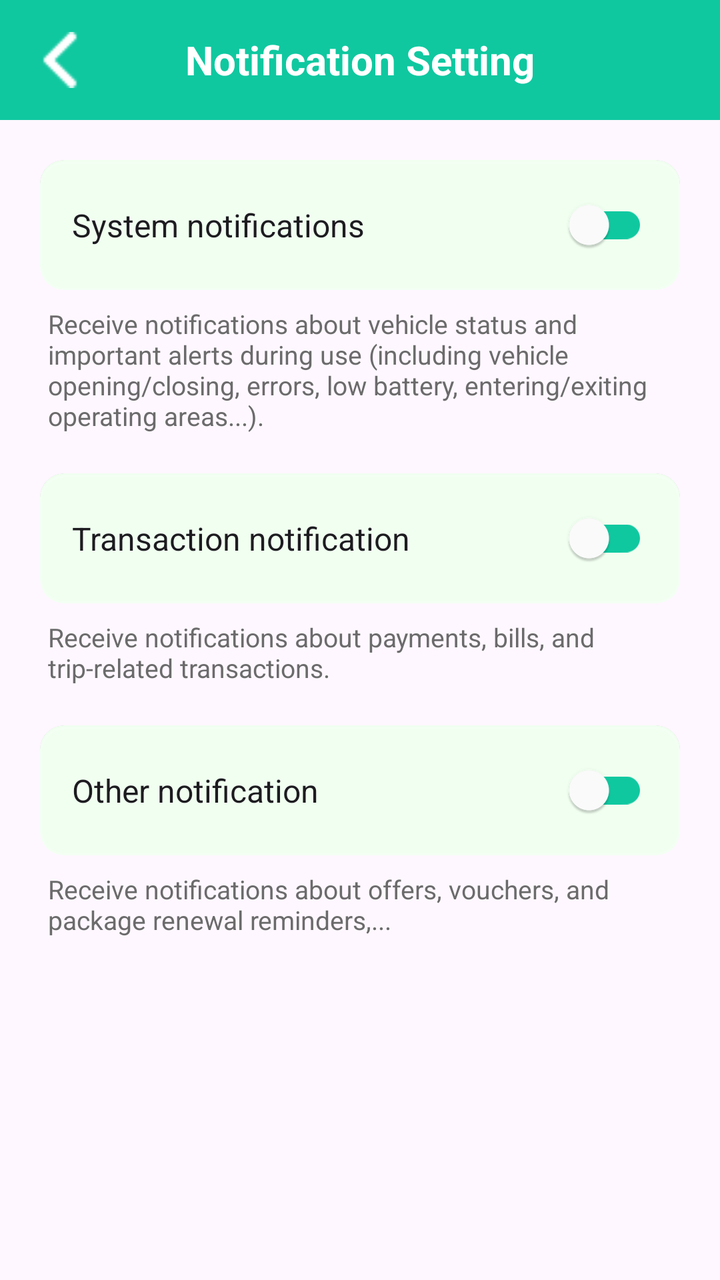
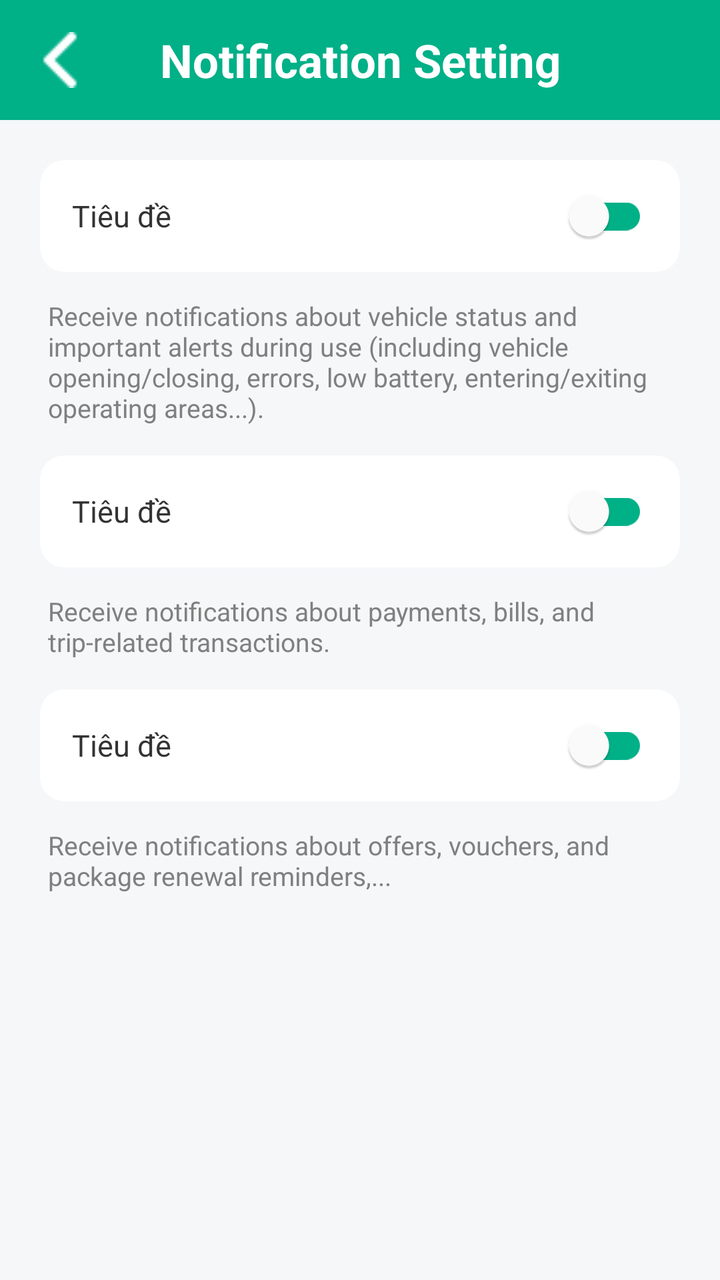

Screens rendered from an Android XML layout before and after an edit, with the pre-edit source and the edit as a unified diff.
<!-- AndroidManifest.xml: application theme Theme.Qride -->
<!-- res/layout/activity_notification_settings.xml -->
<?xml version="1.0" encoding="utf-8"?>
<LinearLayout xmlns:android="http://schemas.android.com/apk/res/android"
    xmlns:app="http://schemas.android.com/apk/res-auto"
    android:layout_width="match_parent"
    android:layout_height="match_parent"
    android:background="?android:attr/colorBackground"
    android:orientation="vertical">

    <LinearLayout
        android:layout_width="match_parent"
        android:layout_height="60dp"
        android:background="@color/xanhNgoc"
        android:gravity="center_vertical"
        android:paddingHorizontal="16dp">
        <ImageView
            android:id="@+id/btnBack"
            android:layout_width="28dp"
            android:layout_height="28dp"
            android:src="@drawable/ic_arrow_back"
            app:tint="@color/white" />
        <TextView
            android:layout_width="0dp"
            android:layout_height="wrap_content"
            android:layout_weight="1"
            android:gravity="center"
            android:text="@string/tit_cat_dat_thong_bao"
            android:textColor="@color/white"
            android:textSize="20sp"
            android:textStyle="bold" />
        <View android:layout_width="28dp" android:layout_height="28dp" />
    </LinearLayout>

    <ScrollView
        android:layout_width="match_parent"
        android:layout_height="match_parent">

        <LinearLayout
            android:layout_width="match_parent"
            android:layout_height="wrap_content"
            android:orientation="vertical"
            android:padding="20dp">

            <androidx.cardview.widget.CardView
                android:layout_width="match_parent"
                android:layout_height="65dp"
                app:cardCornerRadius="12dp"
                app:cardElevation="0dp">
                <LinearLayout
                    android:layout_width="match_parent"
                    android:layout_height="match_parent"
                    android:background="@drawable/btn_outline_green"
                    android:gravity="center_vertical"
                    android:paddingHorizontal="16dp">
                    <TextView
                        android:layout_width="0dp"
                        android:layout_height="wrap_content"
                        android:layout_weight="1"
                        android:text="@string/systemNotifi"
                        android:textColor="?android:attr/textColorPrimary"
                        android:textSize="16sp" />
                    <androidx.appcompat.widget.SwitchCompat
                        android:id="@+id/swSystem"
                        android:layout_width="wrap_content"
                        android:layout_height="wrap_content"
                        app:thumbTint="@color/white"
                        app:trackTint="@color/xanhNgoc" />
                </LinearLayout>
            </androidx.cardview.widget.CardView>
            <TextView
                android:layout_width="match_parent"
                android:layout_height="wrap_content"
                android:layout_marginTop="8dp"
                android:layout_marginBottom="20dp"
                android:paddingHorizontal="4dp"
                android:text="@string/content_notifi1"
                android:textColor="@color/text_gray"
                android:textSize="13sp" />

            <androidx.cardview.widget.CardView
                android:layout_width="match_parent"
                android:layout_height="65dp"
                app:cardCornerRadius="12dp"
                app:cardElevation="0dp">
                <LinearLayout
                    android:layout_width="match_parent"
                    android:layout_height="match_parent"
                    android:background="@drawable/btn_outline_green"
                    android:gravity="center_vertical"
                    android:paddingHorizontal="16dp">
                    <TextView
                        android:layout_width="0dp"
                        android:layout_height="wrap_content"
                        android:layout_weight="1"
                        android:text="@string/trans_notifi"
                        android:textColor="?android:attr/textColorPrimary"
                        android:textSize="16sp" />
                    <androidx.appcompat.widget.SwitchCompat
                        android:id="@+id/swTransaction"
                        android:layout_width="wrap_content"
                        android:layout_height="wrap_content"
                        app:thumbTint="@color/white"
                        app:trackTint="@color/xanhNgoc" />
                </LinearLayout>
            </androidx.cardview.widget.CardView>
            <TextView
                android:layout_width="match_parent"
                android:layout_height="wrap_content"
                android:layout_marginTop="8dp"
                android:layout_marginBottom="20dp"
                android:paddingHorizontal="4dp"
                android:text="@string/content_notifi2"
                android:textColor="@color/text_gray"
                android:textSize="13sp" />

            <androidx.cardview.widget.CardView
                android:layout_width="match_parent"
                android:layout_height="65dp"
                app:cardCornerRadius="12dp"
                app:cardElevation="0dp">
                <LinearLayout
                    android:layout_width="match_parent"
                    android:layout_height="match_parent"
                    android:background="@drawable/btn_outline_green"
                    android:gravity="center_vertical"
                    android:paddingHorizontal="16dp">
                    <TextView
                        android:layout_width="0dp"
                        android:layout_height="wrap_content"
                        android:layout_weight="1"
                        android:text="@string/other_notifi"
                        android:textColor="?android:attr/textColorPrimary"
                        android:textSize="16sp" />
                    <androidx.appcompat.widget.SwitchCompat
                        android:id="@+id/swOther"
                        android:layout_width="wrap_content"
                        android:layout_height="wrap_content"
                        app:thumbTint="@color/white"
                        app:trackTint="@color/xanhNgoc" />
                </LinearLayout>
            </androidx.cardview.widget.CardView>
            <TextView
                android:layout_width="match_parent"
                android:layout_height="wrap_content"
                android:layout_marginTop="8dp"
                android:layout_marginBottom="20dp"
                android:paddingHorizontal="4dp"
                android:text="@string/content_notifi3"
                android:textColor="@color/text_gray"
                android:textSize="13sp" />

        </LinearLayout>
    </ScrollView>
</LinearLayout>
<!-- resources referenced by this layout -->
<resources>
  <color name="text_gray">#6B6B6B</color>
  <color name="white">#FFFFFFFF</color>
  <color name="xanhNgoc">#0FC8A0</color>
  <!-- drawable btn_outline_green (drawable) -->
  <layer-list xmlns:android="http://schemas.android.com/apk/res/android">
  
      
      <item android:bottom="4dp">
          <shape>
              <corners android:radius="12dp" />
              <solid android:color="#22000000" />
          </shape>
      </item>
  
      
      <item android:bottom="2dp">
          <shape>
              <corners android:radius="12dp" />
              <solid android:color="#11000000" />
          </shape>
      </item>
  
      
      <item>
          <shape>
              <corners android:radius="12dp" />
              <solid android:color="@color/xanhButtonBack" />
          </shape>
      </item>
  
      
      <item android:top="1dp">
          <shape>
              <corners android:radius="12dp" />
              <stroke
                  android:width="1dp"
                  android:color="#33FFFFFF" /> 
          </shape>
      </item>
  
  </layer-list>
  <!-- drawable ic_arrow_back: png bitmap (drawable, 314 bytes) -->
  <string name="content_notifi1">Receive notifications about vehicle status and important alerts during use (including vehicle opening/closing, errors, low battery, entering/exiting operating areas...).</string>
  <string name="content_notifi2">Receive notifications about payments, bills, and trip-related transactions.</string>
  <string name="content_notifi3">Receive notifications about offers, vouchers, and package renewal reminders,...</string>
  <string name="other_notifi">Other notification</string>
  <string name="systemNotifi">System notifications</string>
  <string name="tit_cat_dat_thong_bao">Notification Setting</string>
  <string name="trans_notifi">Transaction notification</string>
  <style name="Theme.Qride" parent="Base.Theme.Qride" />
  <color name="xanhButtonBack">#F0FFF0</color>
  <style name="Base.Theme.Qride" parent="Theme.Material3.DayNight.NoActionBar">
          
          
      </style>
</resources>

<!-- the commit's change to res/layout/activity_notification_settings.xml (unified diff, before → after) -->
@@ -1,33 +1,40 @@
 <?xml version="1.0" encoding="utf-8"?>
 <LinearLayout xmlns:android="http://schemas.android.com/apk/res/android"
     xmlns:app="http://schemas.android.com/apk/res-auto"
+    xmlns:tools="http://schemas.android.com/tools"
     android:layout_width="match_parent"
     android:layout_height="match_parent"
-    android:background="?android:attr/colorBackground"
+    android:background="#F5F7F9"
     android:orientation="vertical">
 
     <LinearLayout
         android:layout_width="match_parent"
         android:layout_height="60dp"
-        android:background="@color/xanhNgoc"
+        android:background="#00B087"
         android:gravity="center_vertical"
+        android:orientation="horizontal"
         android:paddingHorizontal="16dp">
+
         <ImageView
             android:id="@+id/btnBack"
             android:layout_width="28dp"
             android:layout_height="28dp"
             android:src="@drawable/ic_arrow_back"
-            app:tint="@color/white" />
+            app:tint="#FFFFFF" />
+
         <TextView
             android:layout_width="0dp"
             android:layout_height="wrap_content"
             android:layout_weight="1"
             android:gravity="center"
             android:text="@string/tit_cat_dat_thong_bao"
-            android:textColor="@color/white"
-            android:textSize="20sp"
+            android:textColor="#FFFFFF"
+            android:textSize="23sp"
             android:textStyle="bold" />
-        <View android:layout_width="28dp" android:layout_height="28dp" />
+
+        <View
+            android:layout_width="28dp"
+            android:layout_height="28dp" />
     </LinearLayout>
 
     <ScrollView
@@ -40,114 +47,84 @@
             android:orientation="vertical"
             android:padding="20dp">
 
-            <androidx.cardview.widget.CardView
-                android:layout_width="match_parent"
-                android:layout_height="65dp"
-                app:cardCornerRadius="12dp"
-                app:cardElevation="0dp">
-                <LinearLayout
-                    android:layout_width="match_parent"
-                    android:layout_height="match_parent"
-                    android:background="@drawable/btn_outline_green"
-                    android:gravity="center_vertical"
-                    android:paddingHorizontal="16dp">
-                    <TextView
-                        android:layout_width="0dp"
-                        android:layout_height="wrap_content"
-                        android:layout_weight="1"
-                        android:text="@string/systemNotifi"
-                        android:textColor="?android:attr/textColorPrimary"
-                        android:textSize="16sp" />
-                    <androidx.appcompat.widget.SwitchCompat
-                        android:id="@+id/swSystem"
-                        android:layout_width="wrap_content"
-                        android:layout_height="wrap_content"
-                        app:thumbTint="@color/white"
-                        app:trackTint="@color/xanhNgoc" />
-                </LinearLayout>
-            </androidx.cardview.widget.CardView>
+            <include
+                android:id="@+id/swSystem"
+                layout="@layout/item_menu_switch" />
+
             <TextView
                 android:layout_width="match_parent"
                 android:layout_height="wrap_content"
-                android:layout_marginTop="8dp"
-                android:layout_marginBottom="20dp"
+                android:layout_marginTop="5dp"
+                android:layout_marginBottom="15dp"
                 android:paddingHorizontal="4dp"
                 android:text="@string/content_notifi1"
-                android:textColor="@color/text_gray"
+                android:textColor="#808080"
                 android:textSize="13sp" />
 
-            <androidx.cardview.widget.CardView
-                android:layout_width="match_parent"
-                android:layout_height="65dp"
-                app:cardCornerRadius="12dp"
-                app:cardElevation="0dp">
-                <LinearLayout
-                    android:layout_width="match_parent"
-                    android:layout_height="match_parent"
-                    android:background="@drawable/btn_outline_green"
-                    android:gravity="center_vertical"
-                    android:paddingHorizontal="16dp">
-                    <TextView
-                        android:layout_width="0dp"
-                        android:layout_height="wrap_content"
-                        android:layout_weight="1"
-                        android:text="@string/trans_notifi"
-                        android:textColor="?android:attr/textColorPrimary"
-                        android:textSize="16sp" />
-                    <androidx.appcompat.widget.SwitchCompat
-                        android:id="@+id/swTransaction"
-                        android:layout_width="wrap_content"
-                        android:layout_height="wrap_content"
-                        app:thumbTint="@color/white"
-                        app:trackTint="@color/xanhNgoc" />
-                </LinearLayout>
-            </androidx.cardview.widget.CardView>
+            <include
+                android:id="@+id/swTransaction"
+                layout="@layout/item_menu_switch" />
+
             <TextView
                 android:layout_width="match_parent"
                 android:layout_height="wrap_content"
-                android:layout_marginTop="8dp"
-                android:layout_marginBottom="20dp"
+                android:layout_marginTop="5dp"
+                android:layout_marginBottom="15dp"
                 android:paddingHorizontal="4dp"
                 android:text="@string/content_notifi2"
-                android:textColor="@color/text_gray"
+                android:textColor="#808080"
                 android:textSize="13sp" />
 
-            <androidx.cardview.widget.CardView
-                android:layout_width="match_parent"
-                android:layout_height="65dp"
-                app:cardCornerRadius="12dp"
-                app:cardElevation="0dp">
-                <LinearLayout
-                    android:layout_width="match_parent"
-                    android:layout_height="match_parent"
-                    android:background="@drawable/btn_outline_green"
-                    android:gravity="center_vertical"
-                    android:paddingHorizontal="16dp">
-                    <TextView
-                        android:layout_width="0dp"
-                        android:layout_height="wrap_content"
-                        android:layout_weight="1"
-                        android:text="@string/other_notifi"
-                        android:textColor="?android:attr/textColorPrimary"
-                        android:textSize="16sp" />
-                    <androidx.appcompat.widget.SwitchCompat
-                        android:id="@+id/swOther"
-                        android:layout_width="wrap_content"
-                        android:layout_height="wrap_content"
-                        app:thumbTint="@color/white"
-                        app:trackTint="@color/xanhNgoc" />
-                </LinearLayout>
-            </androidx.cardview.widget.CardView>
+            <include
+                android:id="@+id/swOther"
+                layout="@layout/item_menu_switch" />
+
             <TextView
                 android:layout_width="match_parent"
                 android:layout_height="wrap_content"
-                android:layout_marginTop="8dp"
-                android:layout_marginBottom="20dp"
+                android:layout_marginTop="5dp"
+                android:layout_marginBottom="15dp"
                 android:paddingHorizontal="4dp"
                 android:text="@string/content_notifi3"
-                android:textColor="@color/text_gray"
+                android:textColor="#808080"
                 android:textSize="13sp" />
 
         </LinearLayout>
     </ScrollView>
 </LinearLayout>
+<!-- res/layout/item_menu_switch.xml (included above) -->
+<?xml version="1.0" encoding="utf-8"?>
+<androidx.cardview.widget.CardView
+    xmlns:android="http://schemas.android.com/apk/res/android"
+    xmlns:app="http://schemas.android.com/apk/res-auto"
+    android:layout_width="match_parent"
+    android:layout_height="wrap_content"
+    android:layout_marginBottom="8dp"
+    app:cardBackgroundColor="#FFFFFF"
+    app:cardCornerRadius="12dp"
+    app:cardElevation="0dp">
+
+    <LinearLayout
+        android:layout_width="match_parent"
+        android:layout_height="56dp"
+        android:gravity="center_vertical"
+        android:orientation="horizontal"
+        android:paddingHorizontal="16dp">
+
+        <TextView
+            android:id="@+id/tvSwitchTitle"
+            android:layout_width="0dp"
+            android:layout_height="wrap_content"
+            android:layout_weight="1"
+            android:text="Tiêu đề"
+            android:textColor="#333333"
+            android:textSize="15sp" />
+
+        <androidx.appcompat.widget.SwitchCompat
+            android:id="@+id/switchWidget"
+            android:layout_width="wrap_content"
+            android:layout_height="wrap_content"
+            app:thumbTint="#FFFFFF"
+            app:trackTint="#00B087" />
+    </LinearLayout>
+</androidx.cardview.widget.CardView>
<!-- resource entries referenced after the edit -->
@@ -1,56 +1,11 @@
 <!-- resources referenced by this layout -->
 <resources>
-  <color name="text_gray">#6B6B6B</color>
-  <color name="white">#FFFFFFFF</color>
-  <color name="xanhNgoc">#0FC8A0</color>
-  <!-- drawable btn_outline_green (drawable) -->
-  <layer-list xmlns:android="http://schemas.android.com/apk/res/android">
-  
-      
-      <item android:bottom="4dp">
-          <shape>
-              <corners android:radius="12dp" />
-              <solid android:color="#22000000" />
-          </shape>
-      </item>
-  
-      
-      <item android:bottom="2dp">
-          <shape>
-              <corners android:radius="12dp" />
-              <solid android:color="#11000000" />
-          </shape>
-      </item>
-  
-      
-      <item>
-          <shape>
-              <corners android:radius="12dp" />
-              <solid android:color="@color/xanhButtonBack" />
-          </shape>
-      </item>
-  
-      
-      <item android:top="1dp">
-          <shape>
-              <corners android:radius="12dp" />
-              <stroke
-                  android:width="1dp"
-                  android:color="#33FFFFFF" /> 
-          </shape>
-      </item>
-  
-  </layer-list>
   <!-- drawable ic_arrow_back: png bitmap (drawable, 314 bytes) -->
   <string name="content_notifi1">Receive notifications about vehicle status and important alerts during use (including vehicle opening/closing, errors, low battery, entering/exiting operating areas...).</string>
   <string name="content_notifi2">Receive notifications about payments, bills, and trip-related transactions.</string>
   <string name="content_notifi3">Receive notifications about offers, vouchers, and package renewal reminders,...</string>
-  <string name="other_notifi">Other notification</string>
-  <string name="systemNotifi">System notifications</string>
   <string name="tit_cat_dat_thong_bao">Notification Setting</string>
-  <string name="trans_notifi">Transaction notification</string>
   <style name="Theme.Qride" parent="Base.Theme.Qride" />
-  <color name="xanhButtonBack">#F0FFF0</color>
   <style name="Base.Theme.Qride" parent="Theme.Material3.DayNight.NoActionBar">
           
           
